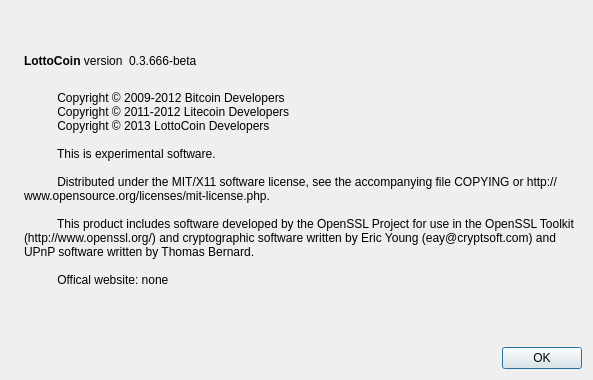
First picture: the form in src/qt/forms/aboutdialog.ui, repository OriginalBatCoin/BatCoin, before the edit.
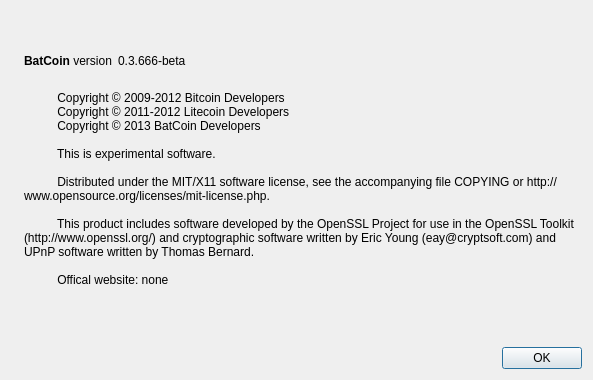
Second picture: the form after the edit. Icons and pictures are not drawn.

What changed in the file:
```diff
--- a/src/qt/forms/aboutdialog.ui
+++ b/src/qt/forms/aboutdialog.ui
@@ -50,7 +50,7 @@
           <cursorShape>IBeamCursor</cursorShape>
          </property>
          <property name="text">
-          <string>&lt;b&gt;LottoCoin&lt;/b&gt; version</string>
+          <string>&lt;b&gt;BatCoin&lt;/b&gt; version</string>
          </property>
          <property name="textInteractionFlags">
           <set>Qt::LinksAccessibleByMouse|Qt::TextSelectableByKeyboard|Qt::TextSelectableByMouse</set>
@@ -97,7 +97,7 @@
         <string>
           Copyright © 2009-2012 Bitcoin Developers
           Copyright © 2011-2012 Litecoin Developers
-          Copyright © 2013 LottoCoin Developers
+          Copyright © 2013 BatCoin Developers
 
           This is experimental software.
 
```
Left out of the diff: 2 changed lines with no effect on the pictures.
